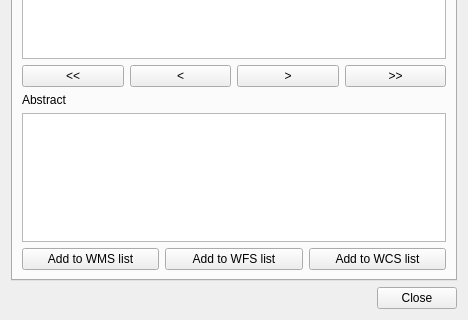
Before: the Qt Designer form plugin/MetaSearch/ui/maindialog.ui in nextgis/qgis_cswclient, drawn with Qt 5; both pictures show x 0 to 468 and y 318 to 638 of the 468 by 638 pixel window.
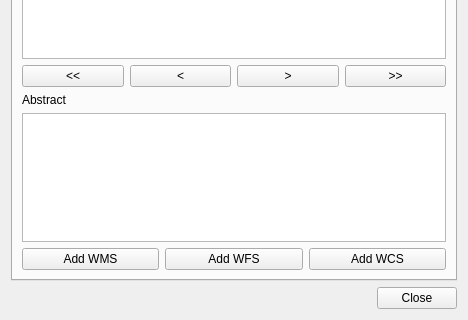
After: the same form once the commit is applied.

Commit message: integrate WMS/WFS/WCS provider dialogue directly

Patch:
```diff
--- a/plugin/MetaSearch/ui/maindialog.ui
+++ b/plugin/MetaSearch/ui/maindialog.ui
@@ -319,21 +319,21 @@
          <item row="2" column="0">
           <widget class="QPushButton" name="btnAddToWms">
            <property name="text">
-            <string>Add to WMS list</string>
+            <string>Add WMS</string>
            </property>
           </widget>
          </item>
          <item row="2" column="1">
           <widget class="QPushButton" name="btnAddToWfs">
            <property name="text">
-            <string>Add to WFS list</string>
+            <string>Add WFS</string>
            </property>
           </widget>
          </item>
          <item row="2" column="2">
           <widget class="QPushButton" name="btnAddToWcs">
            <property name="text">
-            <string>Add to WCS list</string>
+            <string>Add WCS</string>
            </property>
           </widget>
          </item>
```
The commit also changes 2 other files.
